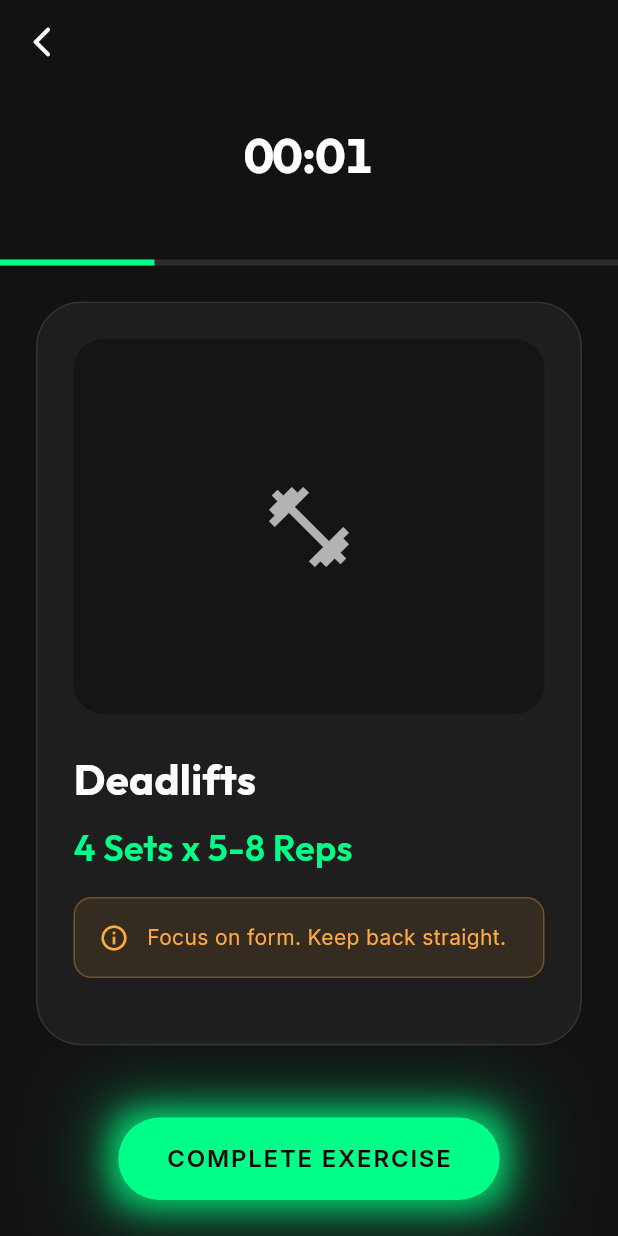
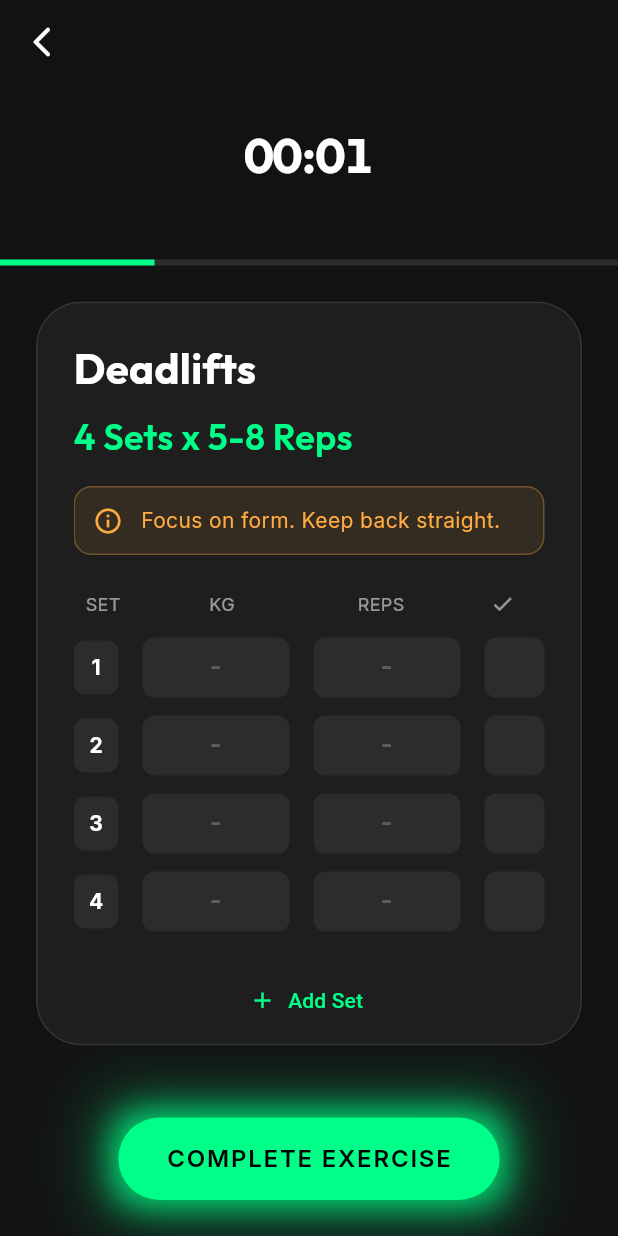
Before and after one commit to aryan1429/gym-tracker, a Flutter app: the WorkoutSessionScreen screen opened directly with empty values, on a phone screen of 412 x 824 dp. Run offline on Flutter 3.47's test engine with Material 3 defaults, Android fonts, the phone set to English and light mode, and no system bars; drawn by our look-alikes of flutter_animate; our stand-ins replace glassmorphism_ui, google_fonts, image_picker, table_calendar.

Commit message:
enhance workout screen

```diff
--- a/lib/providers/photo_provider.dart
+++ b/lib/providers/photo_provider.dart
@@ -18,7 +18,7 @@ class PhotoProvider extends ChangeNotifier {
 
   // For demo purposes, we allow forcing a date to simulate testing historical albums
   // In production, this would just use DateTime.now()
-  Future<void> capturePhoto({DateTime? overrideDate}) async {
+  Future<bool> capturePhoto({DateTime? overrideDate}) async {
     try {
       // Use camera source - this opens the actual camera on mobile devices
       // On web/desktop it may fall back to file picker
@@ -30,9 +30,12 @@ class PhotoProvider extends ChangeNotifier {
 
       if (photo != null) {
         _savePhoto(photo, overrideDate ?? DateTime.now());
+        return true;
       }
+      return false;
     } catch (e) {
       debugPrint('Error capturing photo: $e');
+      return false;
     }
   }
 
--- a/lib/screens/home_screen.dart
+++ b/lib/screens/home_screen.dart
@@ -111,19 +111,27 @@ class _HomeScreenState extends State<HomeScreen> {
     return Center(
       child: NeonButton(
         text: 'START WORKOUT',
-        onPressed: () {
-          context.read<PhotoProvider>().capturePhoto();
+        onPressed: () async {
+          final success = await context.read<PhotoProvider>().capturePhoto();
+          if (context.mounted) {
+            if (success) {
               ScaffoldMessenger.of(context).showSnackBar(
                 SnackBar(
-              content: const Text('Opening Camera...')
+                  content: const Text('Photo Saved! Selecting Workout...')
                       .animate()
-                  .slideX(begin: -0.2, end: 0,
-                    duration: 400.ms, curve: Curves.easeOutCubic)
+                      .slideX(begin: -0.2, end: 0, duration: 400.ms, curve: Curves.easeOutCubic)
                       .fadeIn(),
                   backgroundColor: AppColors.primary.withOpacity(0.8),
                   behavior: SnackBarBehavior.floating,
                 ),
               );
+            }
+            // Navigate regardless of photo success (user might skip or cancel camera)
+            Navigator.push(
+              context,
+              MaterialPageRoute(builder: (context) => const WorkoutSelectionScreen()),
+            );
+          }
         },
         animate: true,
       ),
--- a/lib/widgets/exercise_card.dart
+++ b/lib/widgets/exercise_card.dart
@@ -1,12 +1,13 @@
 import 'package:flutter/material.dart';
+import 'package:flutter_animate/flutter_animate.dart';
 import '../theme/app_theme.dart';
 import 'glass_container.dart';
 
-class ExerciseCard extends StatelessWidget {
+class ExerciseCard extends StatefulWidget {
   final String exerciseName;
   final String setsReps;
   final String notes;
-  final String imageUrl; // Placeholder for now
+  final String imageUrl;
 
   const ExerciseCard({
     super.key,
@@ -17,41 +18,57 @@ class ExerciseCard extends StatelessWidget {
   });
 
   @override
+  State<ExerciseCard> createState() => _ExerciseCardState();
+}
+
+class _ExerciseCardState extends State<ExerciseCard> {
+  // Mock tracking data: List of sets (Weight, Reps, Completed)
+  final List<Map<String, dynamic>> _sets = [
+    {'weight': '0', 'reps': '0', 'done': false},
+    {'weight': '0', 'reps': '0', 'done': false},
+    {'weight': '0', 'reps': '0', 'done': false},
+  ];
+
+  @override
+  void initState() {
+    super.initState();
+    // Initialize sets based on "setsReps" string roughly (e.g. "4 Sets" -> 4 items) or just default to 3
+    final setMatches = RegExp(r'(\d+)\s*Sets').firstMatch(widget.setsReps);
+    if (setMatches != null) {
+      final count = int.parse(setMatches.group(1)!);
+      if (count > 3) {
+         _sets.add({'weight': '0', 'reps': '0', 'done': false});
+      }
+    }
+  }
+
+  @override
   Widget build(BuildContext context) {
     return GlassContainer(
       width: double.infinity,
       opacity: 0.05,
       borderRadius: BorderRadius.circular(30),
-      child: Padding(
+      child: Container(
         padding: const EdgeInsets.all(24.0),
+        child: SingleChildScrollView(
           child: Column(
             crossAxisAlignment: CrossAxisAlignment.start,
             children: [
-            // Image Placeholder
-            Container(
-              height: 250,
-              width: double.infinity,
-              decoration: BoxDecoration(
-                color: const Color.fromRGBO(0, 0, 0, 0.3),
-                borderRadius: BorderRadius.circular(20),
-              ),
-              child: const Center(
-                child: Icon(Icons.fitness_center, size: 64, color: AppColors.textSecondary),
-              ),
-            ),
-            const SizedBox(height: 24),
+              // Header
               Text(
-              exerciseName,
+                widget.exerciseName,
                 style: AppTextStyles.displayMedium.copyWith(fontSize: 28),
               ),
               const SizedBox(height: 8),
               Text(
-              setsReps,
+                widget.setsReps,
                 style: AppTextStyles.headlineLarge.copyWith(color: AppColors.primary),
               ),
               const SizedBox(height: 16),
+
+              // Notes
               Container(
-              padding: const EdgeInsets.all(16),
+                padding: const EdgeInsets.all(12),
                 decoration: BoxDecoration(
                   color: const Color.fromRGBO(255, 171, 64, 0.1),
                   borderRadius: BorderRadius.circular(12),
@@ -63,16 +80,125 @@ class ExerciseCard extends StatelessWidget {
                     const SizedBox(width: 12),
                     Expanded(
                       child: Text(
-                      notes,
+                        widget.notes,
                         style: AppTextStyles.bodyMedium.copyWith(color: AppColors.warning),
                       ),
                     ),
                   ],
                 ),
               ),
+              const SizedBox(height: 24),
+
+              // Sets Tracker
+              _buildSetHeaders(),
+              const SizedBox(height: 8),
+              ..._sets.asMap().entries.map((entry) => _buildSetRow(entry.key, entry.value)),
+
+              const SizedBox(height: 16),
+              Center(
+                child: TextButton.icon(
+                  onPressed: () => setState(() => _sets.add({'weight': '0', 'reps': '0', 'done': false})),
+                  icon: const Icon(Icons.add, color: AppColors.primary),
+                  label: const Text('Add Set', style: TextStyle(color: AppColors.primary)),
+                ),
+              ),
             ],
+          ),
         ),
       ),
     );
   }
+
+  Widget _buildSetHeaders() {
+    return const Padding(
+      padding: EdgeInsets.symmetric(horizontal: 8.0),
+      child: Row(
+        children: [
+          SizedBox(width: 30, child: Text('SET', style: TextStyle(color: Colors.white54, fontSize: 12))),
+          SizedBox(width: 16),
+          Expanded(child: Center(child: Text('KG', style: TextStyle(color: Colors.white54, fontSize: 12)))),
+          SizedBox(width: 16),
+          Expanded(child: Center(child: Text('REPS', style: TextStyle(color: Colors.white54, fontSize: 12)))),
+          SizedBox(width: 16),
+          SizedBox(width: 40, child: Center(child: Icon(Icons.check, size: 16, color: Colors.white54))),
+        ],
+      ),
+    );
   }
+
+  Widget _buildSetRow(int index, Map<String, dynamic> set) {
+    return Padding(
+      padding: const EdgeInsets.symmetric(vertical: 6.0),
+      child: Row(
+        children: [
+          // Set Number
+          Container(
+            width: 30,
+            alignment: Alignment.center,
+            decoration: BoxDecoration(
+              color: AppColors.surfaceLight,
+              borderRadius: BorderRadius.circular(8),
+            ),
+            padding: const EdgeInsets.symmetric(vertical: 8),
+            child: Text('${index + 1}', style: const TextStyle(fontWeight: FontWeight.bold, color: Colors.white)),
+          ),
+          const SizedBox(width: 16),
+
+          // Weight Input
+          Expanded(
+            child: _buildInput(set['weight'], (val) => set['weight'] = val),
+          ),
+          const SizedBox(width: 16),
+
+          // Reps Input
+          Expanded(
+            child: _buildInput(set['reps'], (val) => set['reps'] = val),
+          ),
+          const SizedBox(width: 16),
+
+          // Checkbox
+          GestureDetector(
+            onTap: () {
+              setState(() {
+                set['done'] = !set['done'];
+              });
+            },
+            child: Container(
+              width: 40,
+              height: 40,
+              decoration: BoxDecoration(
+                color: set['done'] ? AppColors.primary : AppColors.surfaceLight,
+                borderRadius: BorderRadius.circular(8),
+              ),
+              child: set['done']
+                ? const Icon(Icons.check, color: Colors.black, size: 24).animate().scale()
+                : null,
+            ),
+          ),
+        ],
+      ),
+    );
+  }
+
+  Widget _buildInput(String initialValue, Function(String) onChanged) {
+    return Container(
+      height: 40,
+      decoration: BoxDecoration(
+        color: AppColors.surfaceLight,
+        borderRadius: BorderRadius.circular(8),
+      ),
+      child: TextField(
+        textAlign: TextAlign.center,
+        keyboardType: TextInputType.number,
+        style: const TextStyle(color: Colors.white, fontWeight: FontWeight.bold),
+        decoration: const InputDecoration(
+          border: InputBorder.none,
+          contentPadding: EdgeInsets.only(bottom: 10), // Adjust alignment
+          hintText: '-',
+          hintStyle: TextStyle(color: Colors.white24),
+        ),
+        onChanged: onChanged,
+      ),
+    );
+  }
+}
```
Lines whose indentation alone changed are shown as unchanged.
